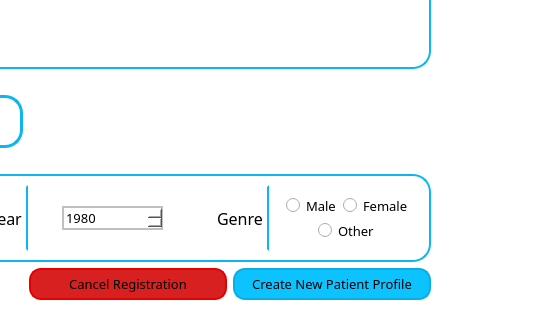
lasaid-udg/iOSA, file ui/registrationFormWidget.ui: the form before one commit; both pictures show x 597 to 1144 and y 432 to 752 of the 1144 by 752 pixel window.
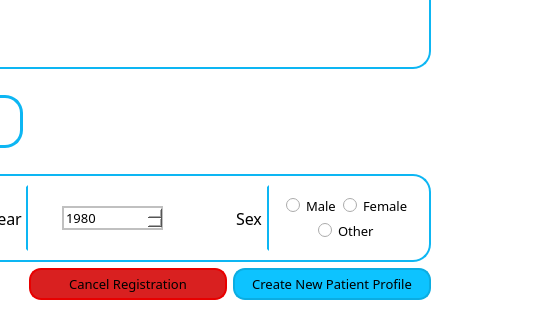
The form after the commit. Icons and pictures are not drawn.

```diff
--- a/ui/registrationFormWidget.ui
+++ b/ui/registrationFormWidget.ui
@@ -485,7 +485,7 @@
              <item row="0" column="6" rowspan="2" alignment="Qt::AlignRight">
               <widget class="QLabel" name="genderLabel">
                <property name="text">
-                <string>Genre</string>
+                <string>Sex</string>
                </property>
               </widget>
              </item>
```
